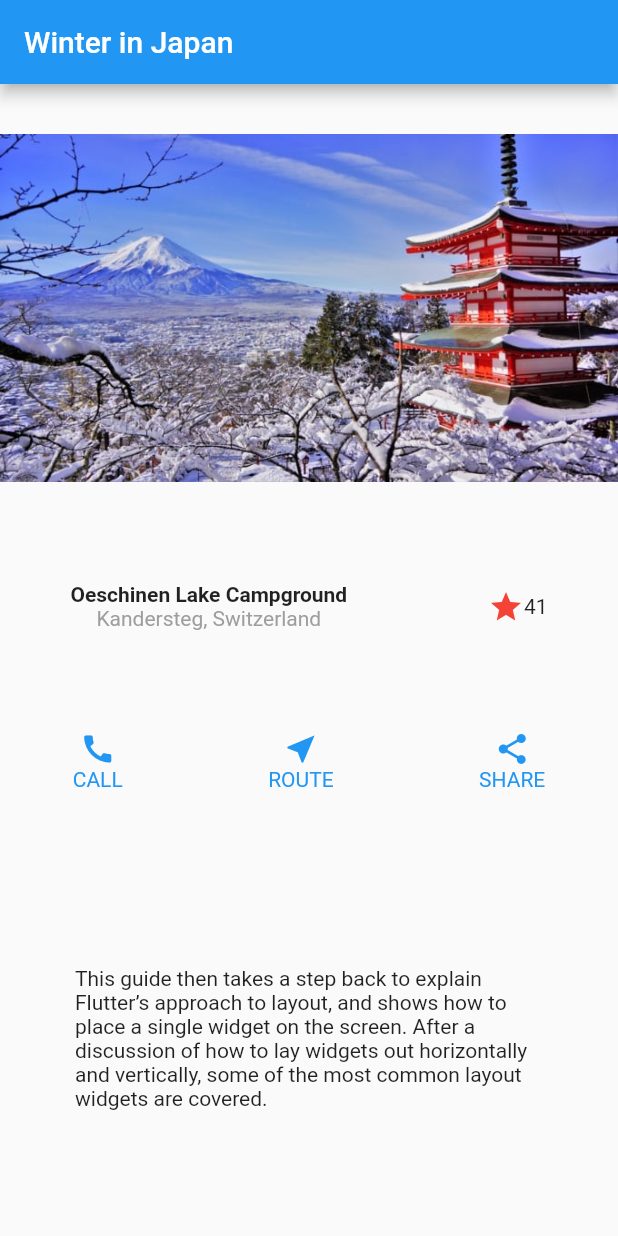
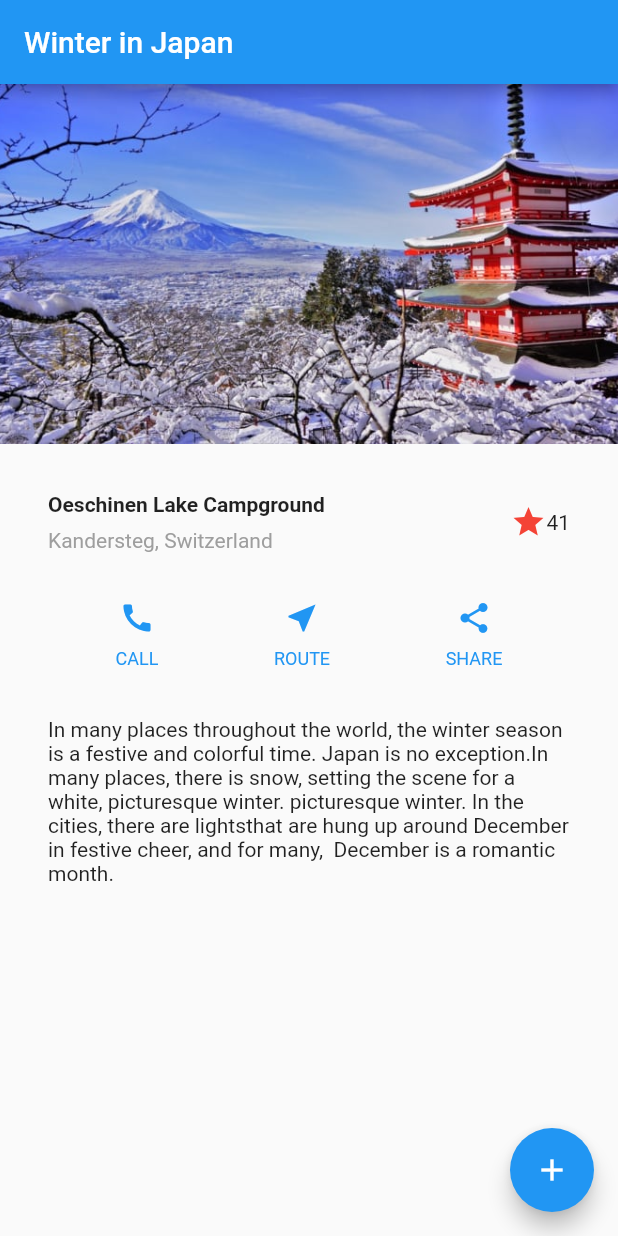
Before and after one commit to doffy0856/test-myapp, a Flutter app: the screen it shows after launch, on a phone screen of 412 x 824 dp. Run offline on Flutter 3.47's test engine with Material 2 defaults, Android fonts, the phone set to English and light mode, and no system bars.

Commit message:
first commit

```diff
--- a/lib/main.dart
+++ b/lib/main.dart
@@ -1,89 +1,149 @@
 import 'package:flutter/material.dart';
 
-void main() => runApp(MyApp());
+void main() {
+  runApp(MyApp());
+}
 
 class MyApp extends StatelessWidget {
+  // This widget is the root of your application.
   @override
   Widget build(BuildContext context) {
     return MaterialApp(
-      title: 'Welcome to Flutter',
-      home: Scaffold(
-        appBar: AppBar(
-          title: Text('Winter in Japan'),
+      title: 'Flutter Demo',
+      theme: ThemeData(
+        primarySwatch: Colors.blue,
       ),
-        body: Column(
-          mainAxisAlignment: MainAxisAlignment.spaceAround,
+      home: MyHomePage(title: 'Winter in Japan'),
+    );
+  }
+}
+
+class MyHomePage extends StatefulWidget {
+  MyHomePage({Key key, this.title}) : super(key: key);
+
+  final String title;
+
+  @override
+  _MyHomePageState createState() => _MyHomePageState();
+}
+
+class _MyHomePageState extends State<MyHomePage> {
+  int _counter = 0;
+
+  void _incrementCounter() {
+    setState(() {
+      _counter++;
+    });
+  }
+
+  Widget titleSection = Container(
+    padding: const EdgeInsets.all(32),
+    child: Row(
       children: [
-            Image.asset('images/japan.jpg', fit: BoxFit.cover),
-            Row(
-              mainAxisAlignment: MainAxisAlignment.spaceAround,
+        Expanded(
+          /*1*/
+          child: Column(
+            crossAxisAlignment: CrossAxisAlignment.start,
             children: [
-                Column(
-                  children: [
-                    Text(
+              /*2*/
+              Container(
+                padding: const EdgeInsets.only(bottom: 8),
+                child: Text(
                   'Oeschinen Lake Campground',
-                      style: TextStyle(fontWeight: FontWeight.bold),
+                  style: TextStyle(
+                    fontWeight: FontWeight.bold,
+                  ),
+                ),
               ),
               Text(
                 'Kandersteg, Switzerland',
-                      style: TextStyle(color: Colors.grey[500]),
+                style: TextStyle(
+                  color: Colors.grey[500],
                 ),
-                  ],
-                ),
-                Row(
-                  children: [
-                    Icon(
-                      Icons.star,
-                      color: Colors.red,
-                    ),
-                    Text('41')
-                  ],
-                ),
-              ],
-            ),
-            Row(
-              mainAxisAlignment: MainAxisAlignment.spaceAround,
-              children: [
-                Column(children: [
-                  Icon(
-                    Icons.call,
-                    color: Colors.blue,
-                  ),
-                  Text(
-                    'CALL',
-                    style: TextStyle(color: Colors.blue),
-                  ),
-                ]),
-                Column(children: [
-                  Icon(
-                    Icons.near_me,
-                    color: Colors.blue,
-                  ),
-                  Text(
-                    'ROUTE',
-                    style: TextStyle(color: Colors.blue),
-                  ),
-                ]),
-                Column(children: [
-                  Icon(
-                    Icons.share,
-                    color: Colors.blue,
-                  ),
-                  Text(
-                    'SHARE',
-                    style: TextStyle(color: Colors.blue),
-                  ),
-                ]),
-              ],
-            ),
-            Padding(
-              padding: EdgeInsets.all(50),
-              child: Text(
-                  'This guide then takes a step back to explain Flutter’s approach to layout, and shows how to place a single widget on the screen. After a discussion of how to lay widgets out horizontally and vertically, some of the most common layout widgets are covered.'),
               ),
             ],
           ),
         ),
+        /*3*/
+        Icon(
+          Icons.star,
+          color: Colors.red[500],
+        ),
+        Text('41'),
+      ],
+    ),
+  );
+
+  Widget textSection = Container(
+    padding: const EdgeInsets.all(32),
+    child: Text(
+      'In many places throughout the world, the winter season '
+      'is a festive and colorful time. Japan is no exception.'
+      'In many places, there is snow, setting the scene for a white, '
+      'picturesque winter. picturesque winter. In the cities, there are lights'
+      'that are hung up around December in festive cheer, and for many,  '
+      'December is a romantic month.',
+      softWrap: true,
+    ),
+  );
+
+  @override
+  Widget build(BuildContext context) {
+    Color color = Theme.of(context).primaryColor;
+
+    Widget buttonSection = Container(
+      child: Row(
+        mainAxisAlignment: MainAxisAlignment.spaceEvenly,
+        children: [
+          _buildButtonColumn(color, Icons.call, 'CALL'),
+          _buildButtonColumn(color, Icons.near_me, 'ROUTE'),
+          _buildButtonColumn(color, Icons.share, 'SHARE'),
+        ],
+      ),
+    );
+    return Scaffold(
+      appBar: AppBar(
+        title: Text(widget.title),
+      ),
+      body: ListView(
+        children: <Widget>[
+          Image.asset(
+            'images/japan.jpg',
+            width: 600,
+            height: 240,
+            fit: BoxFit.cover,
+          ),
+          titleSection,
+          buttonSection,
+          textSection
+        ],
+      ),
+      floatingActionButton: FloatingActionButton(
+        onPressed: _incrementCounter,
+        tooltip: 'Increment',
+        child: Icon(Icons.add),
+      ),
+    );
+  }
+
+  Column _buildButtonColumn(Color color, IconData icon, String label) {
+    return Column(
+      mainAxisSize: MainAxisSize.min,
+      mainAxisAlignment: MainAxisAlignment.center,
+      children: [
+        Icon(icon, color: color),
+        Container(
+          margin: const EdgeInsets.only(top: 8),
+          child: Text(
+            label,
+            style: TextStyle(
+              fontSize: 12,
+              fontWeight: FontWeight.w400,
+              color: color,
+            ),
+          ),
+        ),
+      ],
     );
   }
 }
```
Also changed, not shown: 20 other files. Lines whose indentation alone changed are shown as unchanged.
